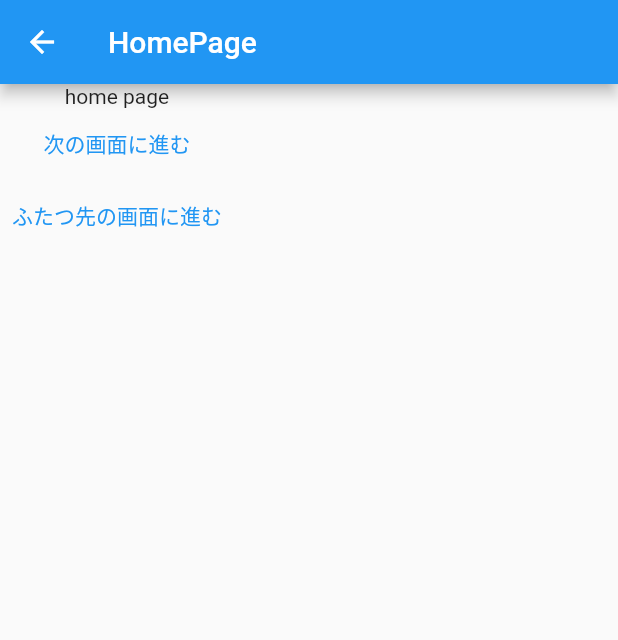
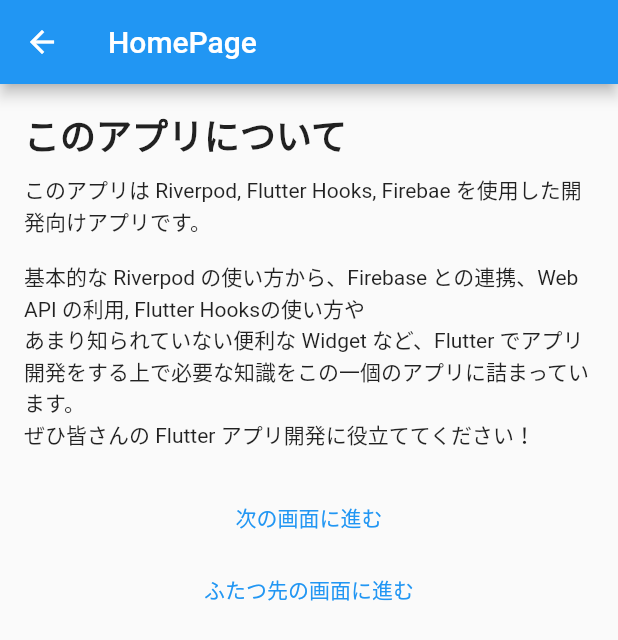
Before and after one commit to Ryotaewamoto/flutter-firebase-functions-practice, a Flutter app: the HomePage screen opened directly, on a phone screen of 412 x 824 dp. Shown: the top 640 px of the screen. Run offline on Flutter 3.47's test engine with Material 2 defaults, Android fonts, the phone set to English and light mode, and no system bars; our stand-ins replace cloud_firestore, firebase_core, firebase_storage, flutter_dotenv, flutter_spinkit, font_awesome_flutter and 6 more; missing offline and left inert: path_to_regexp, simple_logger; accounts and stored records are empty; generated files the repository leaves out were written again.

Commit message:
feat: home page gets more rich

```diff
--- a/lib/pages/bottom_tab/home_page.dart
+++ b/lib/pages/bottom_tab/home_page.dart
@@ -1,5 +1,6 @@
 import 'package:flutter/material.dart';
 import 'package:flutter_firebase_functions_practice/pages/second_page.dart';
+import 'package:gap/gap.dart';
 import 'package:hooks_riverpod/hooks_riverpod.dart';
 
 import '../third_page.dart';
@@ -15,9 +16,32 @@
   Widget build(BuildContext context, WidgetRef ref) {
     return Scaffold(
       appBar: AppBar(title: const Text('HomePage')),
-      body: Column(
+      body: Padding(
+        padding: const EdgeInsets.all(16.0),
+        child: Column(
           children: [
-          const Text('home page'),
+            Row(
+              children: const [
+                Text(
+                  'このアプリについて',
+                  style: TextStyle(
+                    fontSize: 24,
+                    fontWeight: FontWeight.bold,
+                  ),
+                ),
+              ],
+            ),
+            const Gap(8),
+            const Text(
+              '''
+このアプリは Riverpod, Flutter Hooks, Firebae を使用した開発向けアプリです。
+
+基本的な Riverpod の使い方から、Firebase との連携、Web API の利用, Flutter Hooksの使い方や
+あまり知られていない便利な Widget など、Flutter でアプリ開発をする上で必要な知識をこの一個のアプリに詰まっています。
+ぜひ皆さんの Flutter アプリ開発に役立ててください！
+''',
+              softWrap: true,
+            ),
             TextButton(
               onPressed: () {
                 Navigator.pushNamed<void>(
@@ -38,6 +62,7 @@
             ),
           ],
         ),
+      ),
     );
   }
 }
--- a/lib/pages/development/auto_complete_page.dart
+++ b/lib/pages/development/auto_complete_page.dart
@@ -1,4 +1,5 @@
 import 'package:flutter/material.dart';
+import 'package:gap/gap.dart';
 import 'package:hooks_riverpod/hooks_riverpod.dart';
 
 // Autocomplete : 検索内容に対して候補をサジェストしてくれる Widget
@@ -41,9 +42,7 @@
                     .update((state) => item);
               },
             ),
-            const SizedBox(
-              height: 16,
-            ),
+            const Gap(16),
             Text(
               '検索内容: ${ref.watch(autoCompleteSelectedTextProvider)}',
             ),
```
Lines whose indentation alone changed are shown as unchanged.
